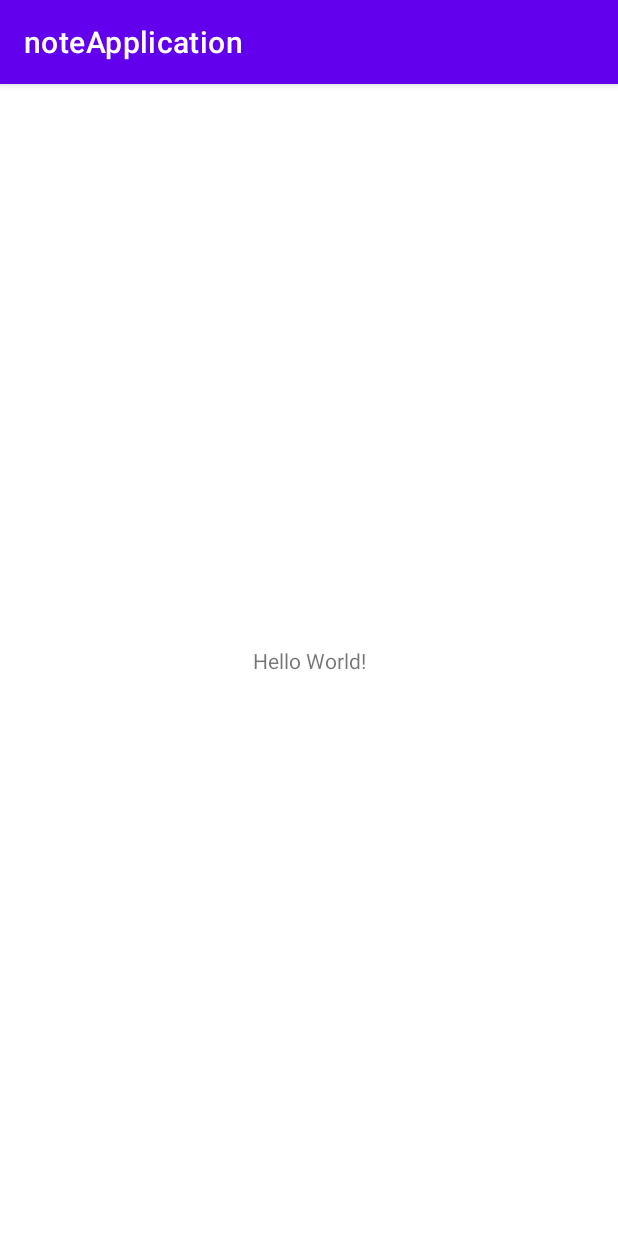
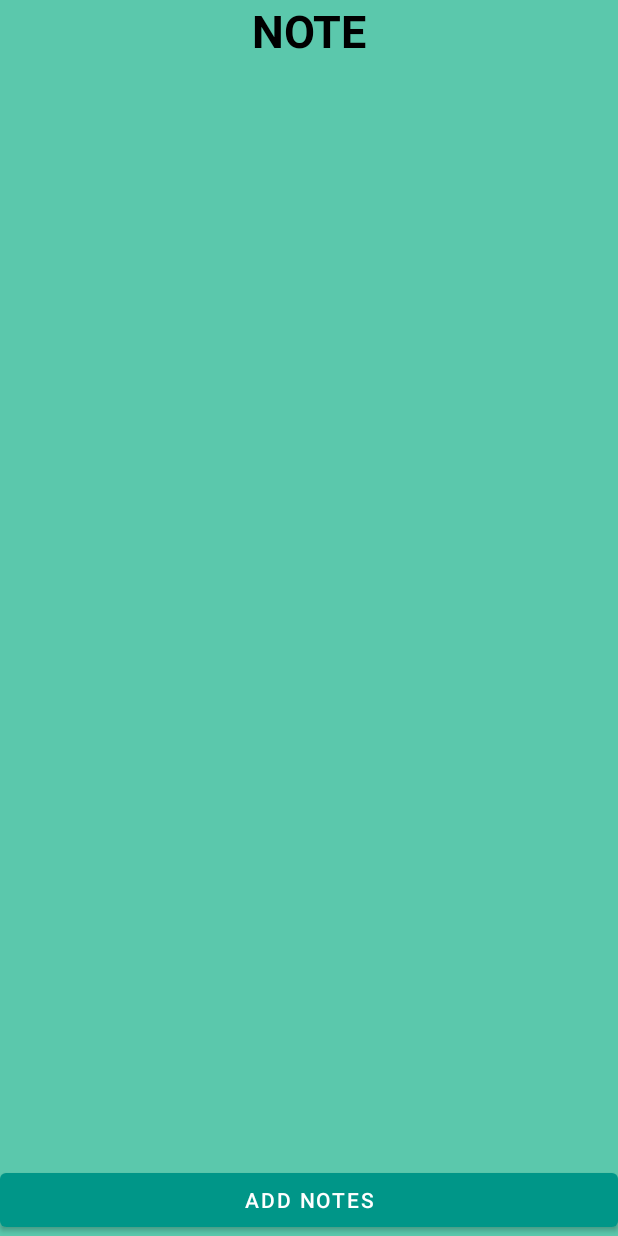
Before and after one commit to Fakevin0613/Note-Application-Android, an Android app: the screen it shows after launch (MainActivity), on a phone screen of 412 x 824 dp. Run offline under Robolectric (Android 15) with nearby library versions, the phone set to English and light mode, and no system bars.

Commit message:
kevin02/13

```diff
--- /dev/null
+++ b/NoteApplication/app/src/main/java/com/noteapplication/cs398/AddNoteActivity.java
@@ -0,0 +1,6 @@
+package com.noteapplication.cs398;
+
+import android.app.Activity;
+
+public class AddNoteActivity extends Activity {
+}
--- a/NoteApplication/app/src/main/java/com/noteapplication/cs398/MainActivity.kt
+++ b/NoteApplication/app/src/main/java/com/noteapplication/cs398/MainActivity.kt
@@ -1,11 +1,26 @@
 package com.noteapplication.cs398
 
+import android.content.Intent
+import android.os.Bundle
+import android.view.View
 import androidx.appcompat.app.AppCompatActivity
-import android.os.Bundle
+import com.google.android.material.button.MaterialButton
+
 
 class MainActivity : AppCompatActivity() {
     override fun onCreate(savedInstanceState: Bundle?) {
         super.onCreate(savedInstanceState)
         setContentView(R.layout.activity_main)
+        val addButton: MaterialButton = findViewById(R.id.notefolderadd);
+
+        addButton.setOnClickListener{
+            val intent = Intent(this@MainActivity, AddNoteActivity::class.java)
+            startActivity(intent)
+            this.finish()
+        }
+
+
+
+
     }
 }
--- /dev/null
+++ b/NoteApplication/app/src/main/res/drawable/rounded_corner.xml
@@ -0,0 +1,6 @@
+<?xml version="1.0" encoding="utf-8"?>
+<shape xmlns:android="http://schemas.android.com/apk/res/android"
+android:shape="rectangle">
+    <solid android:color="@color/white"/>
+    <corners android:radius="20dp"></corners>
+</shape>
--- a/NoteApplication/app/src/main/res/layout/activity_main.xml
+++ b/NoteApplication/app/src/main/res/layout/activity_main.xml
@@ -1,18 +1,34 @@
 <?xml version="1.0" encoding="utf-8"?>
-<androidx.constraintlayout.widget.ConstraintLayout
+<RelativeLayout
         xmlns:android="http://schemas.android.com/apk/res/android"
         xmlns:tools="http://schemas.android.com/tools"
         xmlns:app="http://schemas.android.com/apk/res-auto"
+        android:background="@color/green1"
         android:layout_width="match_parent"
         android:layout_height="match_parent"
         tools:context=".MainActivity">
     <TextView
-            android:layout_width="wrap_content"
+            android:layout_width="match_parent"
             android:layout_height="wrap_content"
-            android:text="Hello World!"
-            app:layout_constraintBottom_toBottomOf="parent"
-            app:layout_constraintLeft_toLeftOf="parent"
-            app:layout_constraintRight_toRightOf="parent"
-            app:layout_constraintTop_toTopOf="parent"/>
+            android:id="@+id/notefolder"
+            android:text="NOTE"
+            android:textSize="30dp"
+            android:gravity="center"
+            android:textColor="@color/black"
+            android:textStyle="bold"/>
+    <androidx.recyclerview.widget.RecyclerView
+            android:layout_width="match_parent"
+            android:layout_height="match_parent"
+            android:id="@+id/recyclerview"
+            android:layout_above="@id/notefolderadd"
+            android:layout_below="@id/notefolder"/>
+    <com.google.android.material.button.MaterialButton
+            android:layout_width="match_parent"
+            android:layout_height="wrap_content"
+            android:text="Add Notes"
+            android:id="@+id/notefolderadd"
+            android:layout_alignParentBottom="true"
+            app:backgroundTint="#009688"/>
 
-</androidx.constraintlayout.widget.ConstraintLayout>
+
+</RelativeLayout>
--- a/NoteApplication/app/src/main/res/values-night/themes.xml
+++ b/NoteApplication/app/src/main/res/values-night/themes.xml
@@ -1,6 +1,6 @@
 <resources xmlns:tools="http://schemas.android.com/tools">
     <!-- Base application theme. -->
-    <style name="Theme.NoteApplication" parent="Theme.MaterialComponents.DayNight.DarkActionBar">
+    <style name="Theme.NoteApplication" parent="Theme.MaterialComponents.DayNight.NoActionBar">
         <!-- Primary brand color. -->
         <item name="colorPrimary">@color/purple_200</item>
         <item name="colorPrimaryVariant">@color/purple_700</item>
--- a/NoteApplication/app/src/main/res/values/themes.xml
+++ b/NoteApplication/app/src/main/res/values/themes.xml
@@ -1,6 +1,6 @@
 <resources xmlns:tools="http://schemas.android.com/tools">
     <!-- Base application theme. -->
-    <style name="Theme.NoteApplication" parent="Theme.MaterialComponents.DayNight.DarkActionBar">
+    <style name="Theme.NoteApplication" parent="Theme.MaterialComponents.DayNight.NoActionBar">
         <!-- Primary brand color. -->
         <item name="colorPrimary">@color/purple_500</item>
         <item name="colorPrimaryVariant">@color/purple_700</item>
```
Also changed, not shown: NoteApplication/app/build.gradle (+11 -5 lines), NoteApplication/app/src/main/res/layout/add_note.xml (added, +50 -0 lines), NoteApplication/app/src/main/res/values/colors.xml (+12 -0 lines), NoteApplication/build.gradle (+8 -10 lines).
